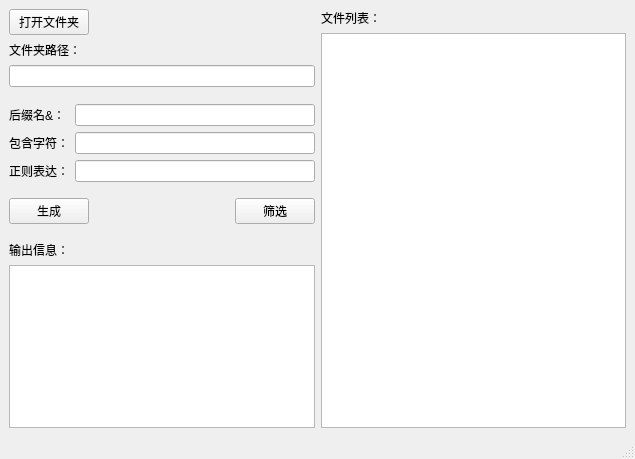
Before: the Qt Designer form mian_ui.ui in tian0zhi/scan_flie, drawn with Qt 5.
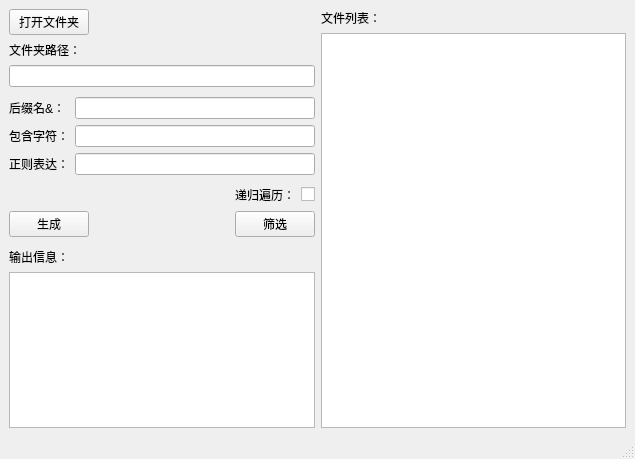
After: the same form once the commit is applied.

Commit message: 添加目录递归遍历功能

```diff
--- a/mian_ui.ui
+++ b/mian_ui.ui
@@ -14,7 +14,7 @@
    <string>MainWindow</string>
   </property>
   <widget class="QWidget" name="centralwidget">
-   <layout class="QHBoxLayout" name="horizontalLayout_6">
+   <layout class="QHBoxLayout" name="horizontalLayout_7">
     <item>
      <layout class="QVBoxLayout" name="verticalLayout_5">
       <item>
@@ -131,6 +131,37 @@
         </property>
        </spacer>
       </item>
+      <item>
+       <layout class="QHBoxLayout" name="horizontalLayout_6">
+        <item>
+         <spacer name="horizontalSpacer_3">
+          <property name="orientation">
+           <enum>Qt::Horizontal</enum>
+          </property>
+          <property name="sizeHint" stdset="0">
+           <size>
+            <width>40</width>
+            <height>20</height>
+           </size>
+          </property>
+         </spacer>
+        </item>
+        <item>
+         <widget class="QLabel" name="label_7">
+          <property name="text">
+           <string>递归遍历：</string>
+          </property>
+         </widget>
+        </item>
+        <item>
+         <widget class="QCheckBox" name="checkBox">
+          <property name="text">
+           <string/>
+          </property>
+         </widget>
+        </item>
+       </layout>
+      </item>
       <item>
        <layout class="QHBoxLayout" name="horizontalLayout_4">
         <item>
```
Left out of the diff: 2 changed lines with no effect on the pictures. The commit also changes 5 other files.
